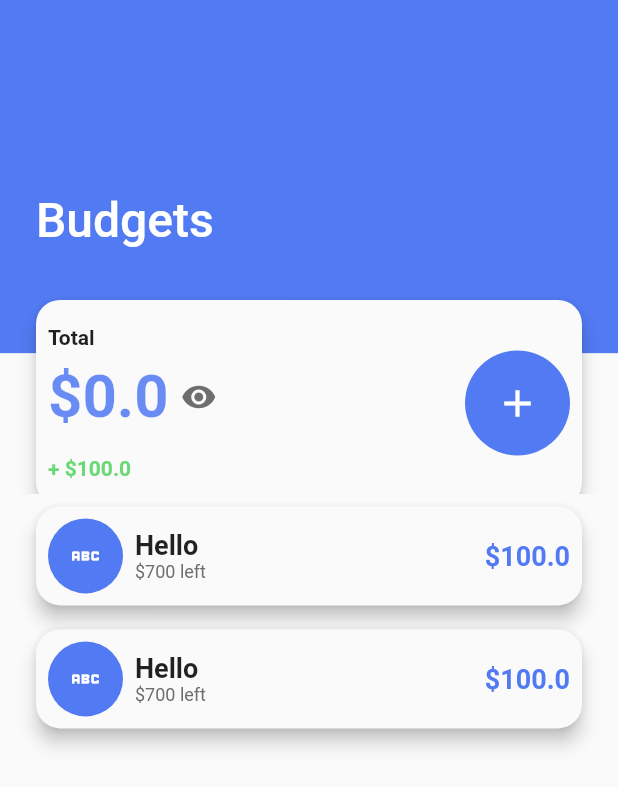
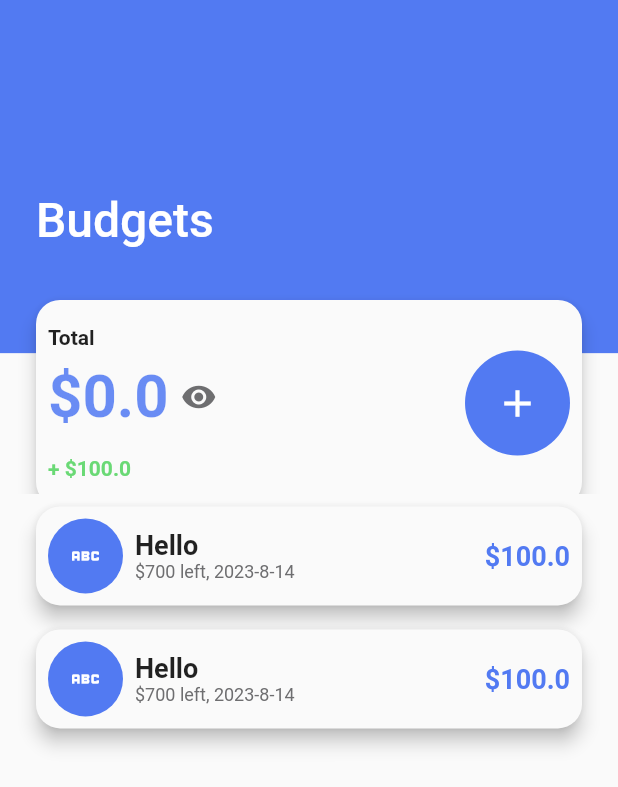
Before and after one commit to MightyNawaf/Waffer-Tuwaiq, a Flutter app: the screen it shows after launch, on a phone screen of 412 x 824 dp. Shown: the top 787 px of the screen. Run offline on Flutter 3.47's test engine with Material 2 defaults, Android fonts, the phone set to English and light mode, and no system bars; drawn by our look-alikes of flutter_animate, flutter_slidable, liquid_pull_to_refresh, shimmer, zoom_tap_animation; our stand-ins replace awesome_dialog, flutter_staggered_animations, rive, syncfusion_flutter_datepicker.

Commit message:
finished adding the SfDateRangePicker library and use it in AddTransactionSheet

```diff
--- a/lib/components/budget_card.dart
+++ b/lib/components/budget_card.dart
@@ -85,8 +85,12 @@ class _BudgetCardState extends State<BudgetCard> {
                       HapticFeedback.mediumImpact();
                       await showModalBottomSheet(
                         context: context,
+                        isScrollControlled: true,
                         builder: (context) {
-                          return const AddTransactionSheet();
+                          return SizedBox(
+                              height: context.height /
+                                  1.4, // change the height of the container to see the calendar
+                              child: const AddTransactionSheet());
                         },
                       );
                       //   context.findAncestorStateOfType<MyHomePageState>()?.setState(() {});
--- a/lib/components/transaction_card.dart
+++ b/lib/components/transaction_card.dart
@@ -59,9 +59,9 @@ class TransactionCard extends StatelessWidget {
                           overflow: TextOverflow.ellipsis,
                         ),
                       ),
-                      const Text(
-                        '\$700 left',
-                        style: TextStyle(
+                      Text(
+                        '\$700 left, ${transaction.date.year}-${transaction.date.month}-${transaction.date.day}', // added the year, month and the day from the date
+                        style: const TextStyle(
                           fontSize: 12,
                           color: WColors.grey,
                         ),
@@ -74,7 +74,9 @@ class TransactionCard extends StatelessWidget {
                     Text(
                       '\$${transaction.amount}',
                       style: TextStyle(
-                        color: transaction.type == TransactionType.income ? WColors.blue : WColors.red,
+                        color: transaction.type == TransactionType.income
+                            ? WColors.blue
+                            : WColors.red,
                         fontWeight: FontWeight.bold,
                         fontSize: 18,
                       ),
--- a/lib/globals/data.dart
+++ b/lib/globals/data.dart
@@ -4,18 +4,34 @@ class Data {
   static bool isExpanded = false;
   static double balance = 0;
   static List<Transaction> transactions = [
-    const Transaction(amount: 100, icon: Icons.abc, title: 'Hello', type: TransactionType.income),
-    const Transaction(amount: 100, icon: Icons.abc, title: 'Hello', type: TransactionType.income),
+    Transaction(
+        date: DateTime.now(), // added default date
+        amount: 100,
+        icon: Icons.abc,
+        title: 'Hello',
+        type: TransactionType.income),
+    Transaction(
+        date: DateTime.now(), // added default date
+        amount: 100,
+        icon: Icons.abc,
+        title: 'Hello',
+        type: TransactionType.income),
   ];
 }
 
 class Transaction {
-  const Transaction({required this.amount, required this.icon, required this.title, required this.type});
+  Transaction(
+      {required this.amount,
+      required this.icon,
+      required this.title,
+      required this.type,
+      required this.date});
 
   final IconData icon;
   final String title;
   final double amount;
   final TransactionType type;
+  final DateTime date;
 }
 
 enum TransactionType { income, outcome }
--- a/pubspec.yaml
+++ b/pubspec.yaml
@@ -23,6 +23,7 @@ dependencies:
     shimmer: ^3.0.0
     glass: ^1.0.1+1
     flutter_staggered_animations: ^1.1.1
+    syncfusion_flutter_datepicker: ^22.2.8
 
 dev_dependencies:
     flutter_test:
```
Also changed, not shown: lib/components/transaction_sheet.dart (+28 -8 lines), pubspec.lock, 3 other files.
